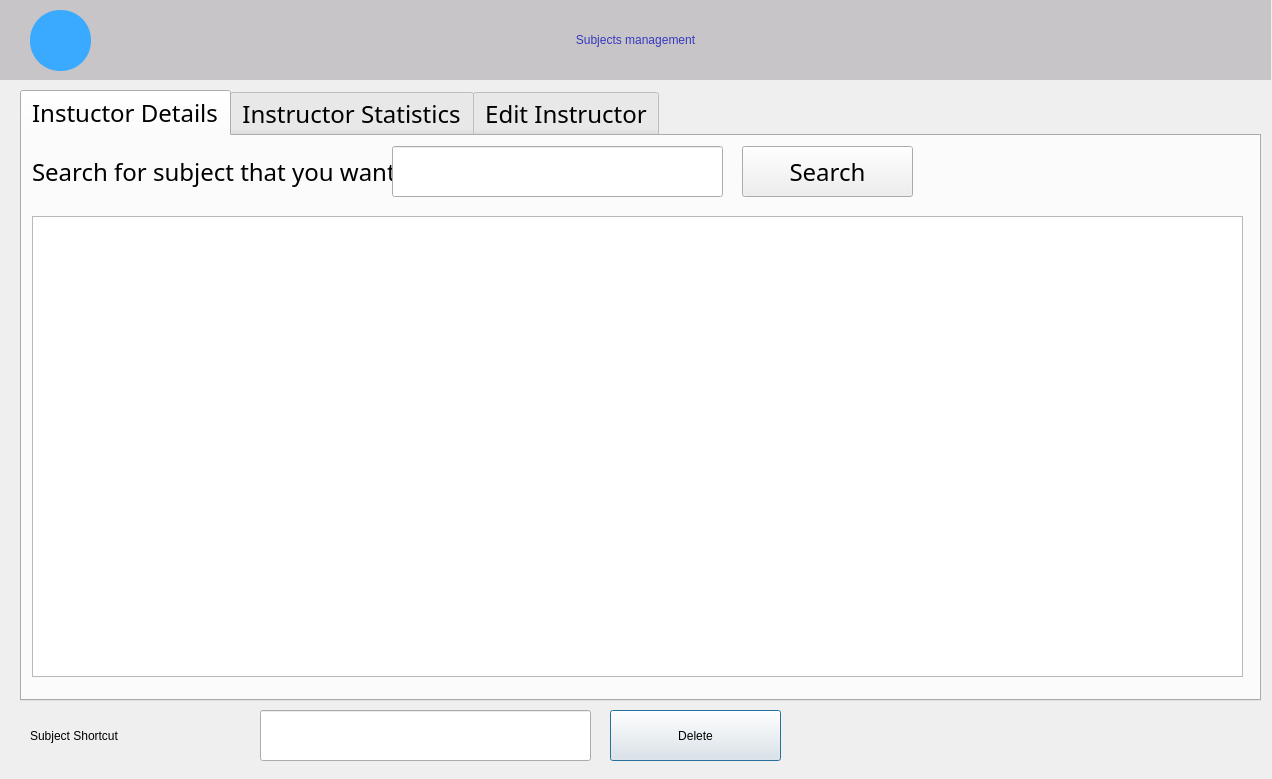
The window that subject.ui (boudenjal-mohcine/GST-SCOLARITE) describes before a commit, drawn with Qt 5.
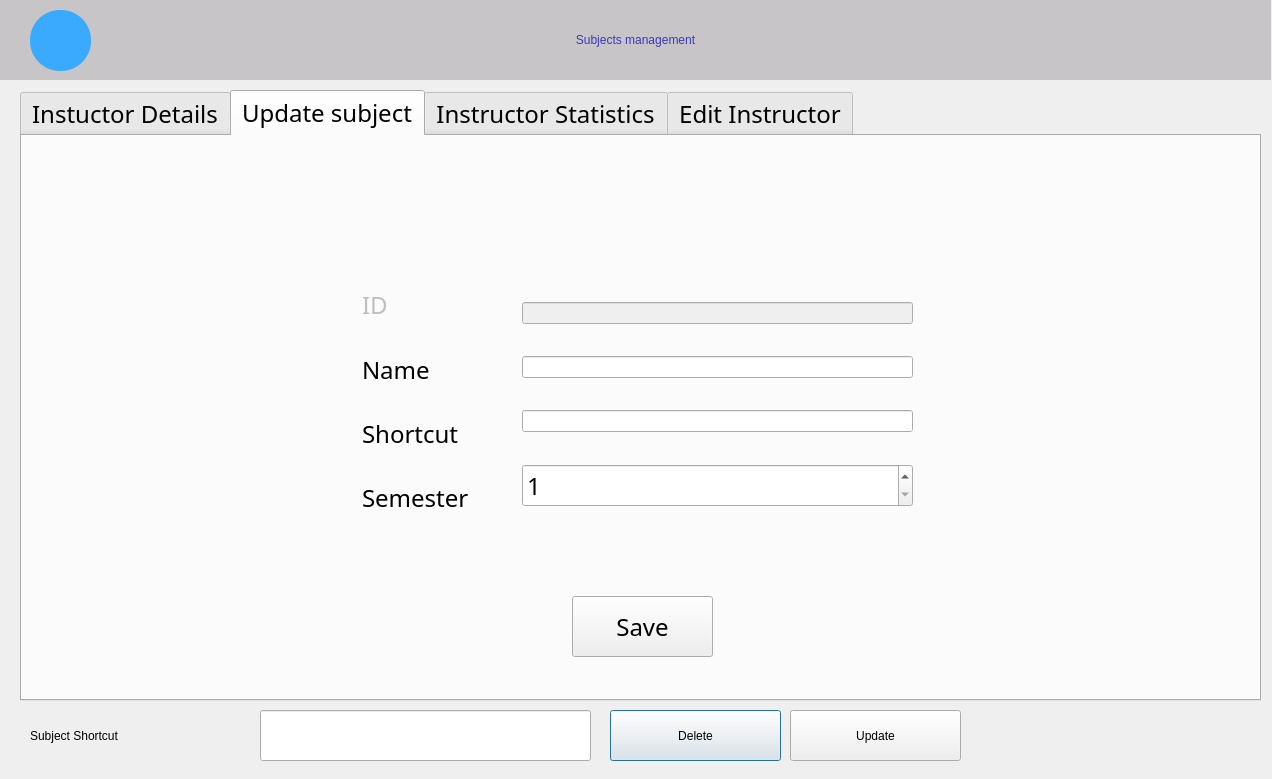
The same window after the commit. The open tabs and pages were chosen to show the change. Icons and pictures are not drawn.

Commit message: delete subjets issue + update subjects

What changed in the file:
```diff
--- a/subject.ui
+++ b/subject.ui
@@ -165,6 +165,140 @@
      </property>
     </widget>
    </widget>
+   <widget class="QWidget" name="tab">
+    <attribute name="title">
+     <string>Update subject</string>
+    </attribute>
+    <widget class="QWidget" name="verticalLayoutWidget_3">
+     <property name="geometry">
+      <rect>
+       <x>500</x>
+       <y>140</y>
+       <width>391</width>
+       <height>261</height>
+      </rect>
+     </property>
+     <layout class="QVBoxLayout" name="verticalLayout_3">
+      <item>
+       <widget class="QLineEdit" name="idLine">
+        <property name="enabled">
+         <bool>false</bool>
+        </property>
+        <property name="styleSheet">
+         <string notr="true">font: 14pt &quot;Century Gothic&quot;;
+color: rgb(173, 66, 164);</string>
+        </property>
+        <property name="text">
+         <string/>
+        </property>
+       </widget>
+      </item>
+      <item>
+       <widget class="QLineEdit" name="nameLine_2">
+        <property name="styleSheet">
+         <string notr="true">font: 14pt &quot;Century Gothic&quot;;
+color: rgb(173, 66, 164);</string>
+        </property>
+        <property name="text">
+         <string/>
+        </property>
+       </widget>
+      </item>
+      <item>
+       <widget class="QLineEdit" name="shortcutLine_2">
+        <property name="styleSheet">
+         <string notr="true">font: 14pt &quot;Century Gothic&quot;;
+color: rgb(173, 66, 164);</string>
+        </property>
+        <property name="text">
+         <string/>
+        </property>
+       </widget>
+      </item>
+      <item>
+       <widget class="QSpinBox" name="semesterLine_2">
+        <property name="minimum">
+         <number>1</number>
+        </property>
+        <property name="maximum">
+         <number>6</number>
+        </property>
+       </widget>
+      </item>
+     </layout>
+    </widget>
+    <widget class="QPushButton" name="save_btn">
+     <property name="geometry">
+      <rect>
+       <x>550</x>
+       <y>460</y>
+       <width>141</width>
+       <height>61</height>
+      </rect>
+     </property>
+     <property name="styleSheet">
+      <string notr="true">font: 14pt &quot;Century Gothic&quot;;</string>
+     </property>
+     <property name="text">
+      <string>Save</string>
+     </property>
+    </widget>
+    <widget class="QWidget" name="verticalLayoutWidget_4">
+     <property name="geometry">
+      <rect>
+       <x>340</x>
+       <y>140</y>
+       <width>160</width>
+       <height>251</height>
+      </rect>
+     </property>
+     <layout class="QVBoxLayout" name="verticalLayout_4">
+      <item>
+       <widget class="QLabel" name="label_20">
+        <property name="enabled">
+         <bool>false</bool>
+        </property>
+        <property name="styleSheet">
+         <string notr="true">font: 16pt &quot;Century Gothic&quot;;</string>
+        </property>
+        <property name="text">
+         <string>ID</string>
+        </property>
+       </widget>
+      </item>
+      <item>
+       <widget class="QLabel" name="label_18">
+        <property name="styleSheet">
+         <string notr="true">font: 16pt &quot;Century Gothic&quot;;</string>
+        </property>
+        <property name="text">
+         <string>Name</string>
+        </property>
+       </widget>
+      </item>
+      <item>
+       <widget class="QLabel" name="label_19">
+        <property name="styleSheet">
+         <string notr="true">font: 16pt &quot;Century Gothic&quot;;</string>
+        </property>
+        <property name="text">
+         <string>Shortcut</string>
+        </property>
+       </widget>
+      </item>
+      <item>
+       <widget class="QLabel" name="label_24">
+        <property name="styleSheet">
+         <string notr="true">font: 16pt &quot;Century Gothic&quot;;</string>
+        </property>
+        <property name="text">
+         <string>Semester</string>
+        </property>
+       </widget>
+      </item>
+     </layout>
+    </widget>
+   </widget>
    <widget class="QWidget" name="tab_5">
     <attribute name="title">
      <string>Instructor Statistics</string>
@@ -563,6 +697,22 @@
     <bool>false</bool>
    </property>
   </widget>
+  <widget class="QPushButton" name="update_btn">
+   <property name="geometry">
+    <rect>
+     <x>790</x>
+     <y>710</y>
+     <width>171</width>
+     <height>51</height>
+    </rect>
+   </property>
+   <property name="styleSheet">
+    <string notr="true">font: 14pt &quot;Century Gothic&quot;;</string>
+   </property>
+   <property name="text">
+    <string>Update</string>
+   </property>
+  </widget>
  </widget>
  <resources>
   <include location="images.qrc"/>
```
Left out of the diff: 92 changed lines with no effect on the pictures. The commit also changes 9 other files.
